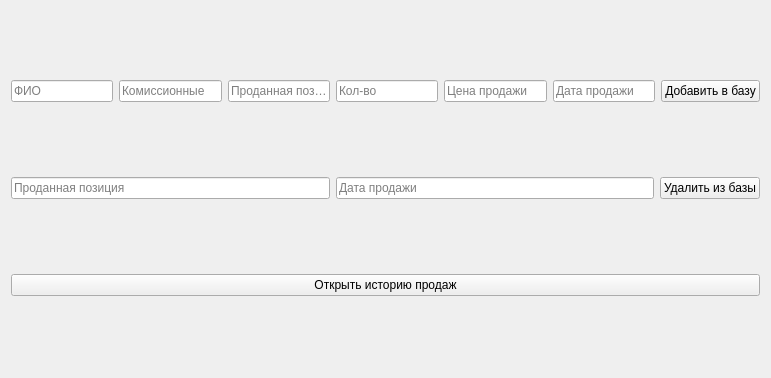
The window that Data_management/22/salesman.ui (lDeathlWhisperl/LETI) describes before a commit, drawn with Qt 5.
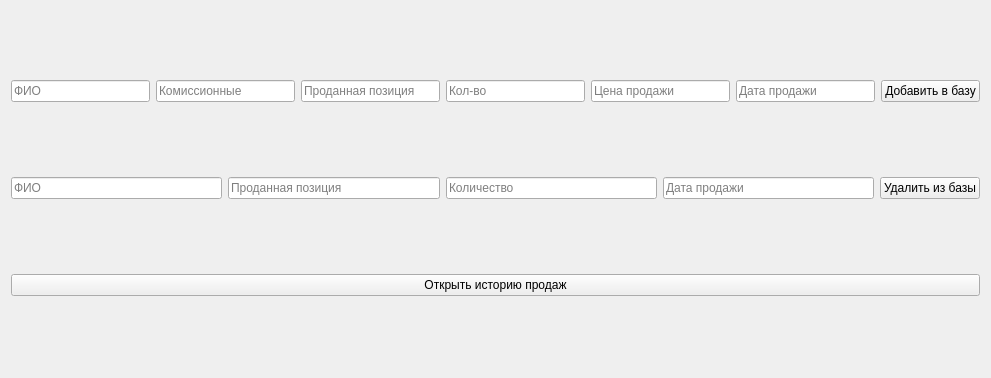
The same window after the commit.

The edit to the form file:
```diff
--- a/Data_management/22/salesman.ui
+++ b/Data_management/22/salesman.ui
@@ -6,7 +6,7 @@
    <rect>
     <x>0</x>
     <y>0</y>
-    <width>771</width>
+    <width>991</width>
     <height>378</height>
    </rect>
   </property>
@@ -69,6 +69,13 @@
    </item>
    <item>
     <layout class="QHBoxLayout" name="horizontalLayout_2">
+     <item>
+      <widget class="QLineEdit" name="LE_del_name">
+       <property name="placeholderText">
+        <string>ФИО</string>
+       </property>
+      </widget>
+     </item>
      <item>
       <widget class="QLineEdit" name="LE_del_item">
        <property name="placeholderText">
@@ -76,6 +83,13 @@
        </property>
       </widget>
      </item>
+     <item>
+      <widget class="QLineEdit" name="LE_del_amount">
+       <property name="placeholderText">
+        <string>Количество</string>
+       </property>
+      </widget>
+     </item>
      <item>
       <widget class="QLineEdit" name="LE_del_date">
        <property name="placeholderText">
```
